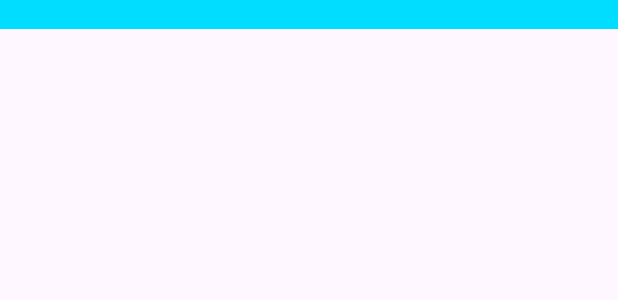
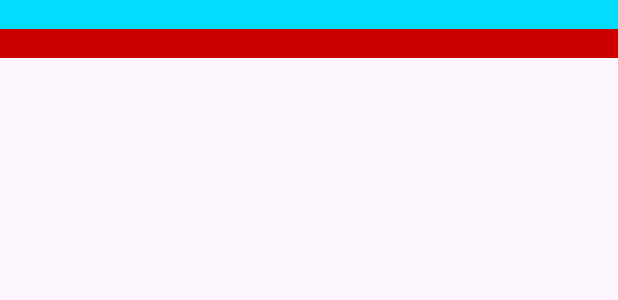
Before and after one commit to raphh8/android_app_growth, an Android app: the layout item_task.xml on its own in the app's theme, with its tools: preview values and no code run, on a phone screen of 412 x 824 dp. Shown: the top 300 px of the screen. Run offline under Robolectric (Android 15) with nearby library versions, the phone set to English and light mode, and no system bars.

Commit message:
data class task implemented

```diff
--- /dev/null
+++ b/app/src/main/java/com/projet/mobile/growth/list/Task.kt
@@ -0,0 +1,3 @@
+package com.projet.mobile.growth.list
+
+data class Task(val id: String, var title: String, var description: String = "You can add your own description!")
--- a/app/src/main/res/layout/item_task.xml
+++ b/app/src/main/res/layout/item_task.xml
@@ -10,4 +10,10 @@
         android:background="@android:color/holo_blue_bright"
         android:layout_width="match_parent"
         android:layout_height="wrap_content" />
+
+    <TextView
+        android:id="@+id/task_desc"
+        android:background="@android:color/holo_red_dark"
+        android:layout_width="match_parent"
+        android:layout_height="wrap_content" />
 </LinearLayout>
```
Also changed, not shown: app/src/main/java/com/projet/mobile/growth/list/TaskListAdapter.kt (+32 -4 lines).
